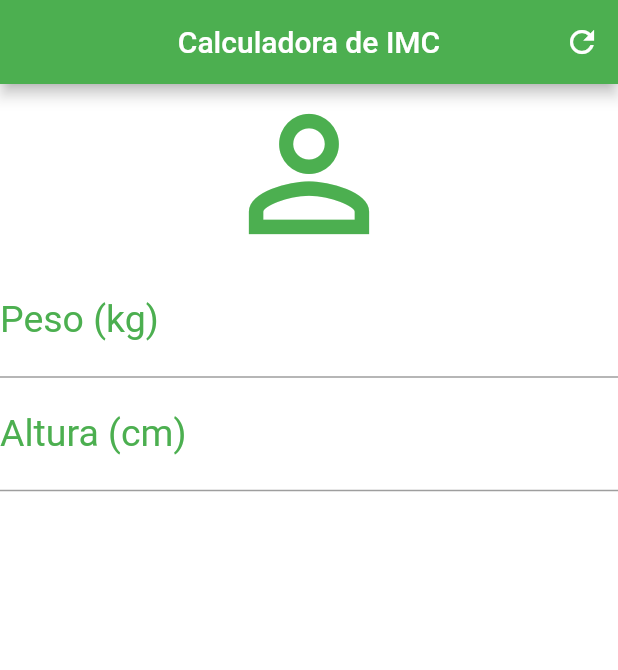
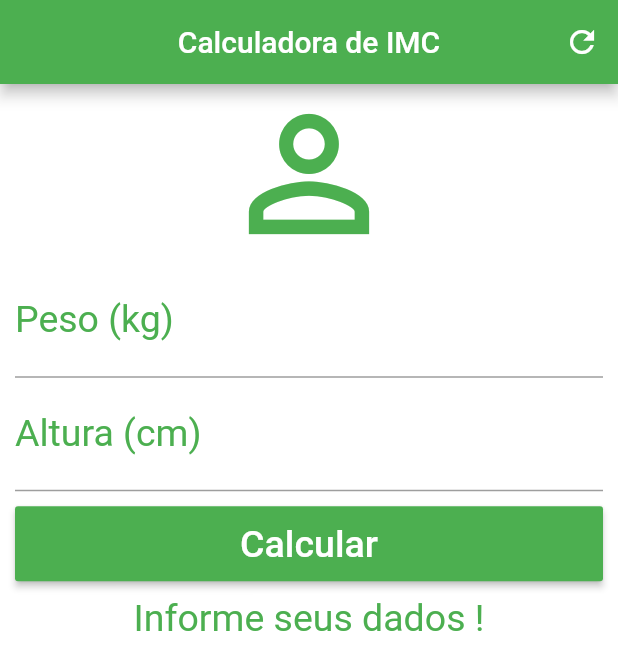
Before and after one commit to Klapowsko/calculadoraimc, a Flutter app: the screen it shows after launch, after a tap on the "refresh" icon, on a phone screen of 412 x 824 dp. Shown: the top 670 px of the screen. Run offline on Flutter 3.47's test engine with Material 2 defaults, Android fonts, the phone set to English and light mode, and no system bars.

Commit message:
Calculadora 90% finalizada

```diff
--- a/lib/main.dart
+++ b/lib/main.dart
@@ -12,6 +12,38 @@ class Home extends StatefulWidget {
 }
 
 class _HomeState extends State<Home> {
+  TextEditingController weighController = TextEditingController();
+  TextEditingController heigthController = TextEditingController();
+
+  String _textResult = "Informe seus dados !";
+
+  void _resetFields() {
+    weighController.text = "";
+    heigthController.text = "";
+    _textResult = "Informe seus dados !";
+  }
+
+  void _calculate() {
+    setState(() {
+      double weight = double.parse(weighController.text);
+      double height = double.parse(heigthController.text) / 100;
+      double imc = weight/(height * height);
+      print(imc);
+      if(imc < 18.6){
+        _textResult = "Abaixo do Peso (${imc.toStringAsPrecision(4)})";
+      } else if(imc >= 18.6 && imc < 24.9){
+        _textResult = "Peso Ideal (${imc.toStringAsPrecision(4)})";
+      } else if(imc >= 24.9 && imc < 29.9){
+        _textResult = "Levemente Acima do Peso (${imc.toStringAsPrecision(4)})";
+      } else if(imc >= 29.9 && imc < 34.9){
+        _textResult = "Obesidade Grau I (${imc.toStringAsPrecision(4)})";
+      } else if(imc >= 34.9 && imc < 39.9){
+        _textResult = "Obesidade Grau II (${imc.toStringAsPrecision(4)})";
+      } else if(imc >= 40){
+        _textResult = "Obesidade Grau III (${imc.toStringAsPrecision(4)})";
+      }
+    });
+  }
   @override
   Widget build(BuildContext context) {
     return Scaffold(
@@ -22,12 +54,14 @@ class _HomeState extends State<Home> {
         actions: <Widget>[
           IconButton(
             icon: Icon(Icons.refresh),
-            onPressed: () {},
+            onPressed: _resetFields,
           )
         ],
       ),
       backgroundColor: Colors.white,
-      body: Column(
+      body: SingleChildScrollView(
+        padding: EdgeInsets.fromLTRB(10.0, 0.0, 10.0, 0.0),
+        child: Column(
           crossAxisAlignment: CrossAxisAlignment.stretch,
           children: <Widget>[
             Icon(Icons.person_outline, size: 120.0, color: Colors.green),
@@ -38,6 +72,7 @@ class _HomeState extends State<Home> {
                   labelStyle: TextStyle(color: Colors.green)),
               textAlign: TextAlign.center,
               style: TextStyle(color: Colors.green, fontSize: 25.0),
+              controller: weighController,
             ),
             TextField(
               keyboardType: TextInputType.number,
@@ -46,8 +81,29 @@ class _HomeState extends State<Home> {
                   labelStyle: TextStyle(color: Colors.green)),
               textAlign: TextAlign.center,
               style: TextStyle(color: Colors.green, fontSize: 25.0),
+              controller: heigthController,
+            ),
+            Padding(
+              padding: EdgeInsets.only(top: 10.0, bottom: 10.0),
+              child: Container(
+                height: 50.0,
+                child: RaisedButton(
+                  onPressed: _calculate,
+                  child: Text(
+                    "Calcular",
+                    style: TextStyle(color: Colors.white, fontSize: 25.0),
+                  ),
+                  color: Colors.green,
+                ),
+              ),
+            ),
+            Text(
+              _textResult,
+              textAlign: TextAlign.center,
+              style: TextStyle(color: Colors.green, fontSize: 25.0),
             )
           ],
+        ),
       ),
     );
   }
```
Lines whose indentation alone changed are shown as unchanged.
